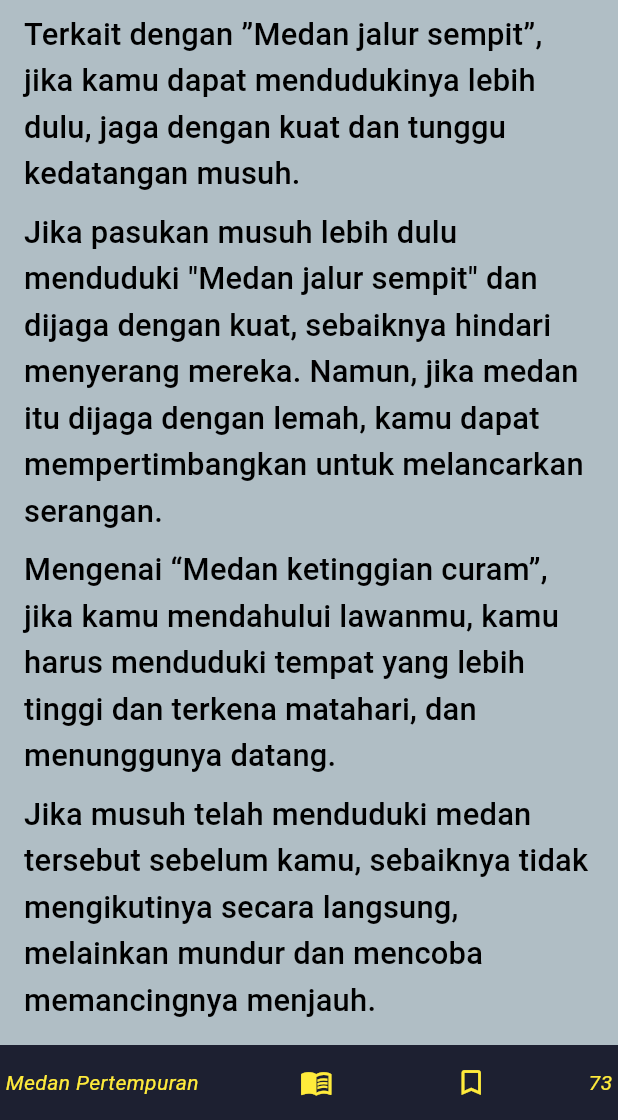
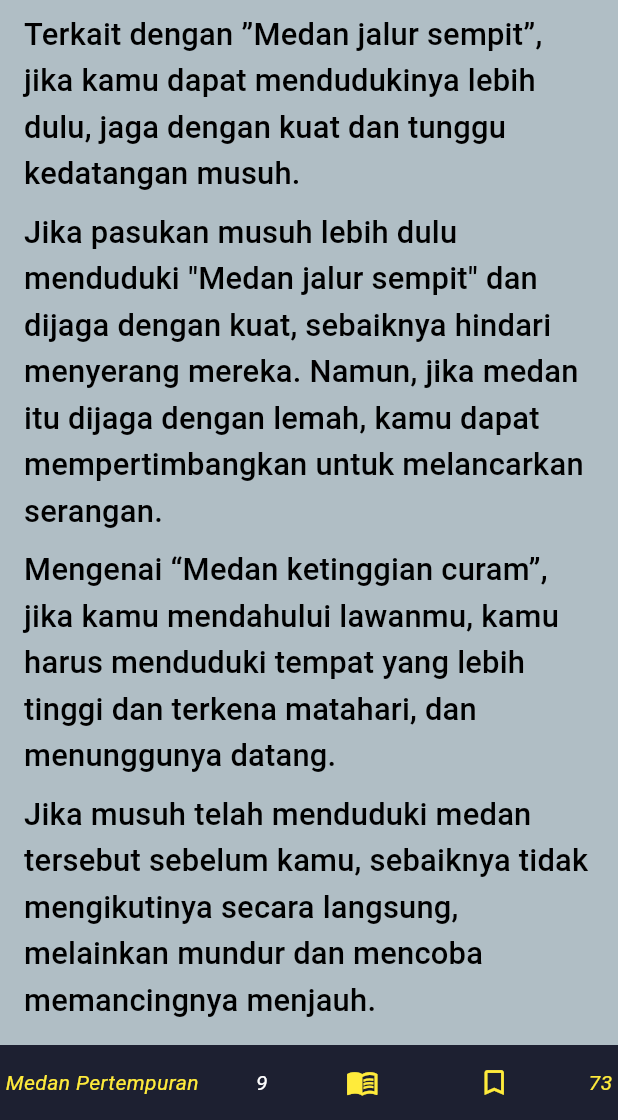
Before and after one commit to RozaqIngsoon/tsunzu, a Flutter app: the Bab10_3 screen opened directly, on a phone screen of 412 x 824 dp, the part 116-1236 px from its top. Run offline on Flutter 3.47's test engine with Material 3 defaults, Android fonts, the phone set to English and light mode, and no system bars; our stand-ins replace connectivity_plus, flutter_markdown, get, google_fonts, google_mobile_ads, image_gallery_saver and 2 more; accounts and stored records are empty.

Commit message:
ganti total 86%

```diff
--- a/lib/kontroller.dart
+++ b/lib/kontroller.dart
@@ -13,7 +13,6 @@ class Kontroller extends GetxController {
   Color backgroundGelap = Color(0xff1d2031);
   Color backgroundTerang = Colors.blueGrey;
   String bookmark = 'PAGE_BOOKMARK'; //key di sharepreference
-  String hitungBaca = 'PAGE_TERBACA'; //key di sharepreference
   String coverBuku = 'assets/ikon_app.png';
   var bookmarkNo = 0.obs;
   var halSkg  = 0.obs;
--- a/lib/shared/no_halaman.dart
+++ b/lib/shared/no_halaman.dart
@@ -19,6 +19,7 @@ Widget NoHalaman({required List<Widget> pages,  required Widget itemOfPages,requ
           ' $bab',
           style: TextStyle(color: Colors.yellow, fontStyle: FontStyle.italic),
         ),
+        Obx(()=> Text('${kontrol.timerValue.value}',style: TextStyle(color: Colors.white, fontStyle: FontStyle.italic))),
         InkWell(
           onTap: fungsiOpenDrawer,
           child: Container(
```
